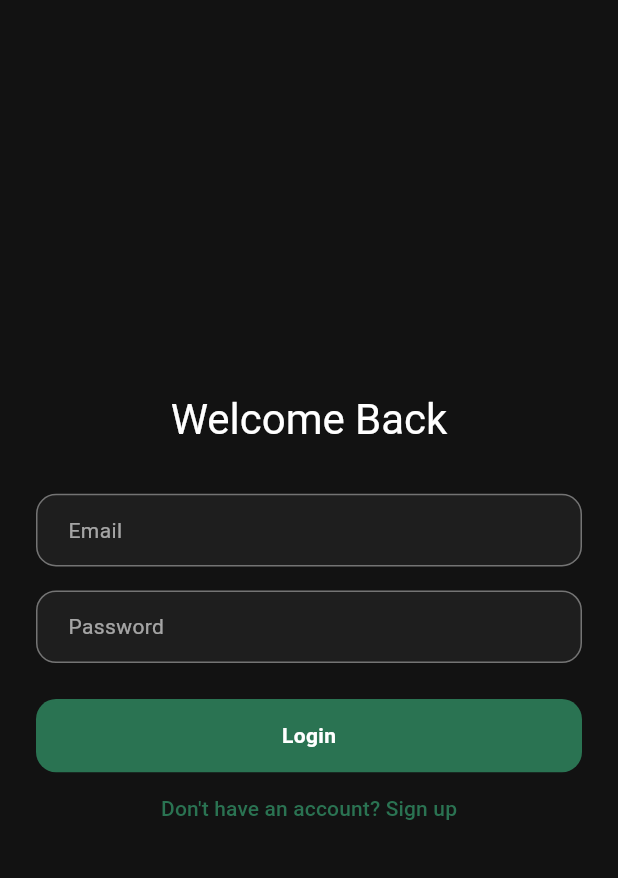
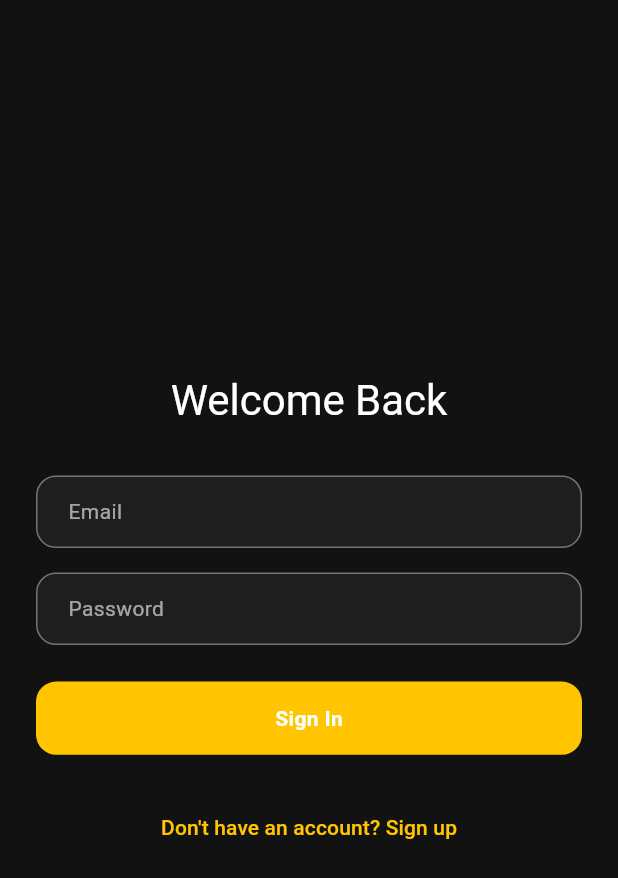
Before and after one commit to ahmedjalambo-dev/tick_it, a Flutter app: the screen it shows after launch, on a phone screen of 412 x 824 dp. Shown: the top 878 px of the screen. Run offline on Flutter 3.47's test engine with Material 3 defaults, Android fonts, the phone set to English and light mode, and no system bars; our stand-ins replace flutter_bloc, flutter_screenutil, freezed_annotation, get_it, supabase_flutter; accounts and stored records are empty.

Commit message:
refactor: remove unused app_theme and validator files; update imports in sign_in_screen and main

```diff
--- a/lib/core/theme/app_theme.dart
+++ b/lib/core/theme/my_theme.dart
@@ -5,7 +5,7 @@ class MyTheme {
     useMaterial3: true,
     brightness: Brightness.dark,
     colorScheme: const ColorScheme.dark(
-      primary: Color(0xFF2a7352),
+      primary: Color(0xFFFFC500),
       secondary: Color(0xFF1C1C1C),
       surface: Color(0xFF1E1E1E),
       error: Color(0xFFCF6679),
--- a/lib/features/sign_in/ui/sign_in_screen.dart
+++ b/lib/features/sign_in/ui/sign_in_screen.dart
@@ -1,9 +1,10 @@
 import 'package:flutter/material.dart';
 import 'package:flutter_bloc/flutter_bloc.dart';
 import 'package:tick_it/core/routes/my_routes.dart';
-import 'package:tick_it/core/theme/app_theme.dart';
+import 'package:tick_it/core/theme/my_theme.dart';
 import 'package:tick_it/core/widgets/my_text_button.dart';
 import 'package:tick_it/core/widgets/my_text_form_field.dart';
+import 'package:tick_it/core/widgets/spacing_widgets.dart';
 import 'package:tick_it/features/sign_in/cubit/sign_in_cubit.dart';
 import 'widgets/sign_in_bloc_listener.dart';
 
@@ -23,7 +24,7 @@ class SignInScreen extends StatelessWidget {
                 "Welcome Back",
                 style: Theme.of(context).textTheme.headlineMedium,
               ),
-              const SizedBox(height: 32),
+              const VerticalSpace(32),
               Form(
                 key: context.read<SignInCubit>().formKey,
                 child: Column(
@@ -34,7 +35,7 @@ class SignInScreen extends StatelessWidget {
                       hintText: "Email",
                       textInputType: TextInputType.emailAddress,
                     ),
-                    const SizedBox(height: 16),
+                    const VerticalSpace(16),
                     MyTextFormField(
                       controller: context
                           .read<SignInCubit>()
@@ -47,13 +48,14 @@ class SignInScreen extends StatelessWidget {
                   ],
                 ),
               ),
-              const SizedBox(height: 24),
+              const VerticalSpace(24),
               MyTextButton(
-                text: "Login",
+                text: "Sign In",
                 onPressed: () => context.read<SignInCubit>().emitLoginState(),
                 backgroundColor: MyTheme.darkTheme.colorScheme.primary,
               ),
               const SignInBlocListener(),
+              const VerticalSpace(24),
               TextButton(
                 onPressed: () =>
                     Navigator.pushReplacementNamed(context, MyRoutes.signup),
--- a/lib/main.dart
+++ b/lib/main.dart
@@ -6,7 +6,7 @@ import 'package:tick_it/core/routes/my_routes.dart';
 import 'package:tick_it/core/supabase_config.dart';
 import 'package:supabase_flutter/supabase_flutter.dart';
 
-import 'core/theme/app_theme.dart';
+import 'core/theme/my_theme.dart';
 
 void main() async {
   WidgetsFlutterBinding.ensureInitialized();
```
Also changed, not shown: lib/core/helpers/validator.dart (renamed from lib/core/validator.dart).
